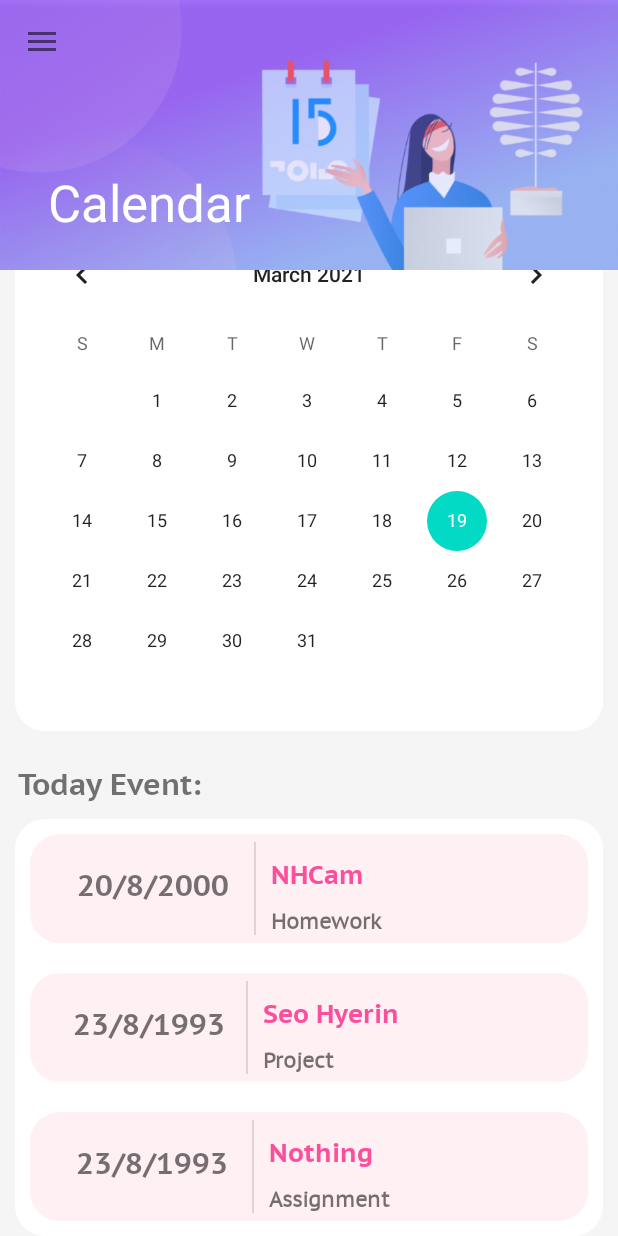
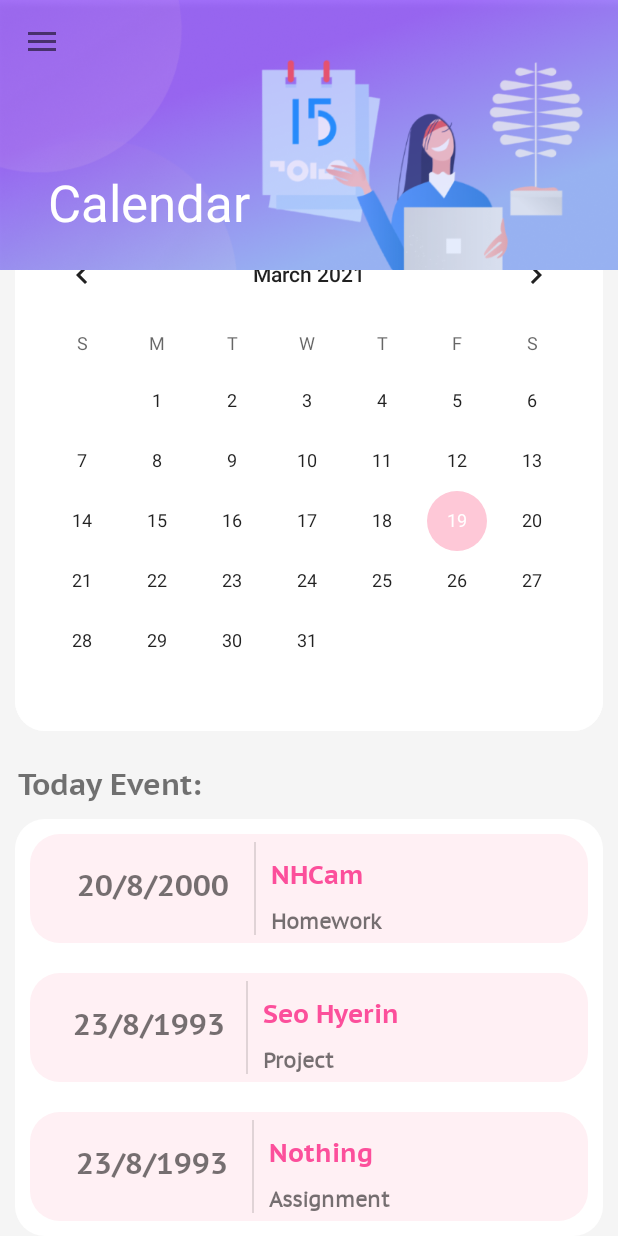
Before and after one commit to SQA-Android-Team/PlannetApplication, an Android app: the screen it shows after launch (CalendarViewActivity), on a phone screen of 412 x 824 dp. Run offline under Robolectric (Android 15) with nearby library versions, the phone set to English and light mode, and no system bars.

Commit message:
Toan update

```diff
--- a/app/src/main/java/com/sqa/plannet/activity/calendar/CalendarViewActivity.java
+++ b/app/src/main/java/com/sqa/plannet/activity/calendar/CalendarViewActivity.java
@@ -142,9 +142,9 @@ public class CalendarViewActivity extends AppCompatActivity {
             List<Session> classes = new ArrayList<>();
             //TODO: thêm constructor cho session + sửa list bên dưới
 
-           classes.add(new Session(1,3,5,"MPR", "10:00", "12:00","Mon", "801C", "Lecture"));
-
-
+           classes.add(new Session(1,3,5,"MPR", "10:00","12:00", "23/08/1993","Mon", "801C", "Lecture"));
+            classes.add(new Session(1,3,5,"SQA", "10:00","12:00", "23/08/1993","Mon", "801C", "Lecture"));
+            classes.add(new Session(1,3,5,"SE2", "10:00","12:00", "23/08/1993","Mon", "801C", "Lecture"));
             // setup recycle view
             // adapter
             SessionAdapter sessionAdapter = new SessionAdapter(classes);
--- a/app/src/main/res/values/themes.xml
+++ b/app/src/main/res/values/themes.xml
@@ -6,8 +6,8 @@
         <item name="colorPrimaryVariant">@color/purple_700</item>
         <item name="colorOnPrimary">@color/white</item>
         <!-- Secondary brand color. -->
-        <item name="colorSecondary">@color/teal_200</item>
-        <item name="colorSecondaryVariant">@color/teal_700</item>
+        <item name="colorSecondary">@color/today</item>
+        <item name="colorSecondaryVariant">@color/today_event</item>
         <item name="colorOnSecondary">@color/black</item>
         <!-- Status bar color. -->
         <item name="android:statusBarColor" tools:targetApi="l">?attr/colorPrimaryVariant</item>
@@ -16,4 +16,6 @@
         <item name="windowNoTitle">true</item>
 
     </style>
+
+
 </resources>
```
Also changed, not shown: 1 other file.
